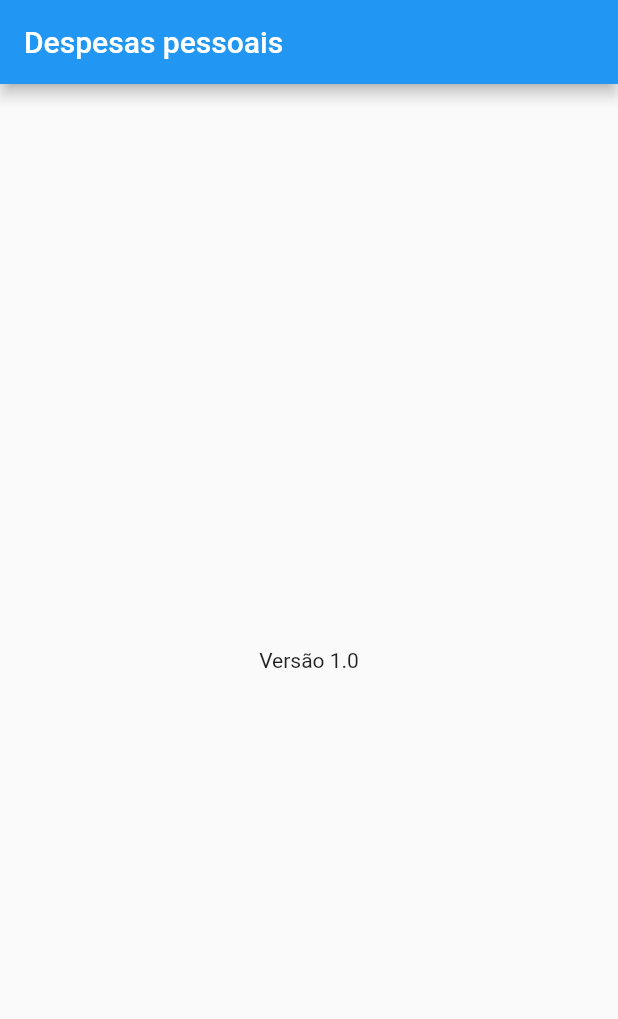
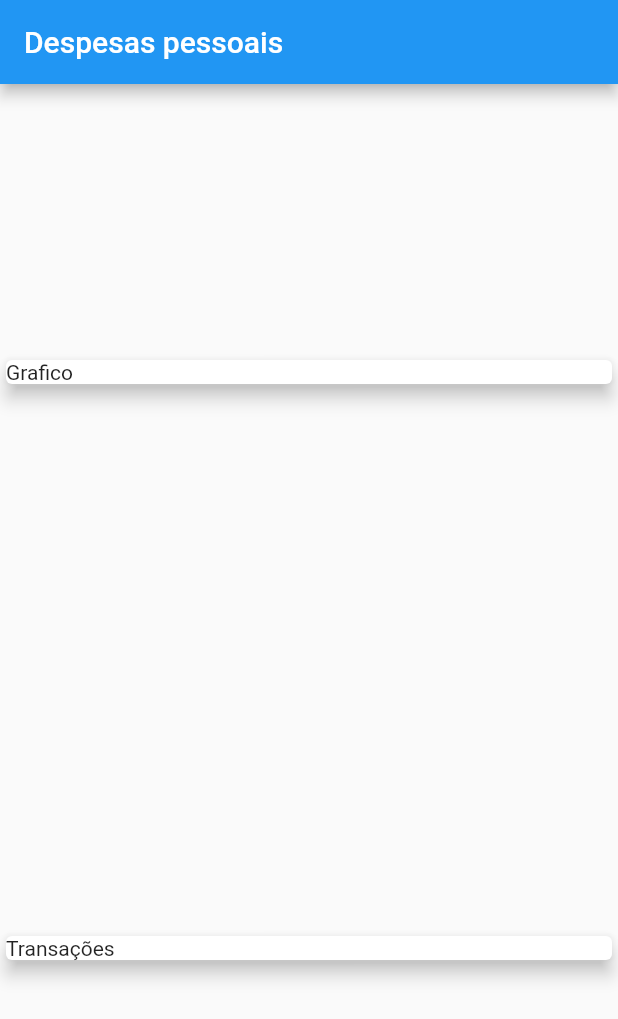
Before and after one commit to kiszewski/ExpensesApp, a Flutter app: the screen it shows after launch, on a phone screen of 412 x 824 dp. Shown: the top 1019 px of the screen. Run offline on Flutter 3.47's test engine with Material 2 defaults, Android fonts, the phone set to English and light mode, and no system bars.

```diff
--- a/lib/main.dart
+++ b/lib/main.dart
@@ -1,3 +1,4 @@
+import 'package:expenses/models/transaction.dart';
 import 'package:flutter/material.dart';
 
 void main() {
@@ -14,13 +15,41 @@ class ExpensesApp extends StatelessWidget {
 }
 
 class MyHomePage extends StatelessWidget {
+   final _transactions = [
+    Transaction(
+      id: 't1',
+      name: 'Tenis',
+      value: 349.99,
+      date: DateTime.now(),
+    ),
+    Transaction(
+      id: 't2',
+      name: 'Mochila',
+      value: 99.90,
+      date: DateTime.now(),
+    ),
+  ];
+
   @override
   Widget build(BuildContext context) {
     return Scaffold(
       appBar: AppBar(
         title: Text('Despesas pessoais'),
       ),
-      body: Center(child: Text('Versão 1.0'),),
+      body: Column(
+        crossAxisAlignment: CrossAxisAlignment.stretch,
+        mainAxisAlignment: MainAxisAlignment.spaceAround,
+        children: <Widget>[
+          Card(
+            elevation: 5,
+            child: Text('Grafico'),
+          ),
+          Card(
+            elevation: 5,
+            child: Text('Transações'),
+          ),
+        ],
+      ),
     );
   }
 }
--- /dev/null
+++ b/lib/models/transaction.dart
@@ -0,0 +1,15 @@
+import 'package:flutter/foundation.dart';
+
+class Transaction {
+  final String id;
+  final String name;
+  final double value;
+  final DateTime date;
+
+  Transaction({
+    @required this.id,
+    @required this.name,
+    @required this.value,
+    @required this.date
+  });
+}
```
